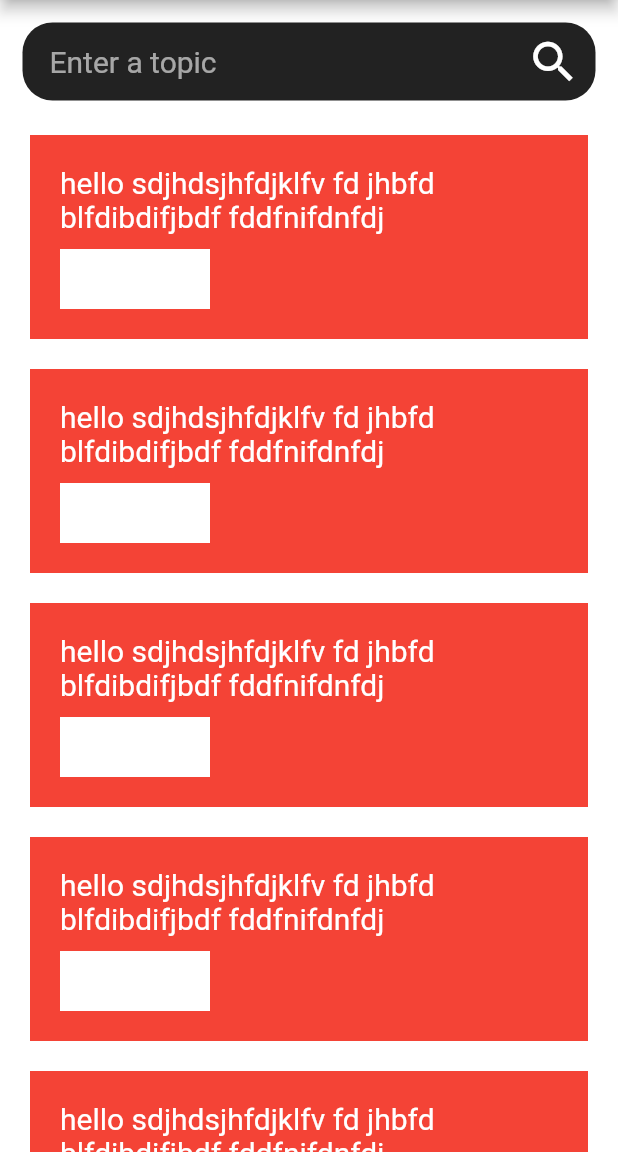
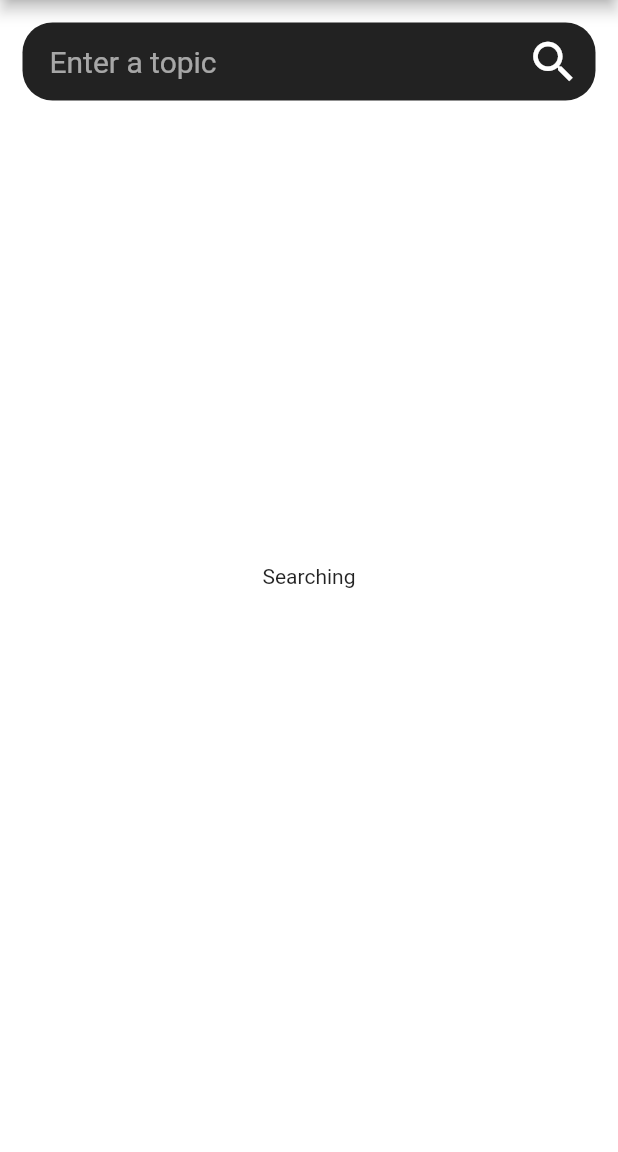
Before and after one commit to niloysikdar/PdfChest, a Flutter app: the screen it shows after launch, on a phone screen of 412 x 824 dp, the part 84-1236 px from its top. Run offline on Flutter 3.47's test engine with Material 2 defaults, Android fonts, the phone set to English and light mode, and no system bars.

```diff
--- a/lib/screens/home.dart
+++ b/lib/screens/home.dart
@@ -1,4 +1,6 @@
+import 'dart:convert';
 import 'package:flutter/material.dart';
+import 'package:http/http.dart' as http;
 
 class HomeScreen extends StatefulWidget {
   @override
@@ -6,7 +8,22 @@ class HomeScreen extends StatefulWidget {
 }
 
 class _HomeScreenState extends State<HomeScreen> {
-  TextEditingController querycontroller;
+  final querycontroller = TextEditingController();
+  int _itemcount = 0;
+  var jsonResponse;
+
+  Future<void> getJsondata(String query) async {
+    String url = "https://bookapi.pythonanywhere.com/api/" + query.trim();
+    http.Response response = await http.get(url);
+    if (response.statusCode == 200) {
+      jsonResponse = json.decode(response.body);
+      _itemcount = jsonResponse.length;
+      setState(() {});
+    } else {
+      print("error is happening");
+    }
+  }
+
   @override
   Widget build(BuildContext context) {
     return Scaffold(
@@ -18,10 +35,11 @@ class _HomeScreenState extends State<HomeScreen> {
         color: Colors.white,
         child: Stack(
           children: [
-            Container(
+            (_itemcount != 0)
+                ? Container(
                     margin: EdgeInsets.only(top: 80.0),
                     child: ListView.builder(
-                itemCount: 10,
+                      itemCount: _itemcount,
                       itemBuilder: (context, index) {
                         return Container(
                           margin: EdgeInsets.symmetric(
@@ -36,7 +54,7 @@ class _HomeScreenState extends State<HomeScreen> {
                             crossAxisAlignment: CrossAxisAlignment.start,
                             children: [
                               Text(
-                          "hello sdjhdsjhfdjklfv fd jhbfd blfdibdifjbdf fddfnifdnfdj",
+                                jsonResponse[index]["title"],
                                 style: TextStyle(
                                   color: Colors.white,
                                   fontSize: 20.0,
@@ -53,6 +71,9 @@ class _HomeScreenState extends State<HomeScreen> {
                         );
                       },
                     ),
+                  )
+                : Center(
+                    child: Text("Searching"),
                   ),
             Container(
               alignment: Alignment.topCenter,
@@ -84,7 +105,19 @@ class _HomeScreenState extends State<HomeScreen> {
                         ),
                       ),
                     ),
-                    Container(
+                    GestureDetector(
+                      onTap: () {
+                        String query = querycontroller.text;
+                        querycontroller.text = "";
+                        setState(() {
+                          _itemcount = 0;
+                        });
+                        getJsondata(query).then(
+                          (value) => {
+                            print("Completed"),
+                          },
+                        );
+                      },
                       child: Container(
                         padding: EdgeInsets.only(left: 8.0),
                         child: Icon(
```
Lines whose indentation alone changed are shown as unchanged.
